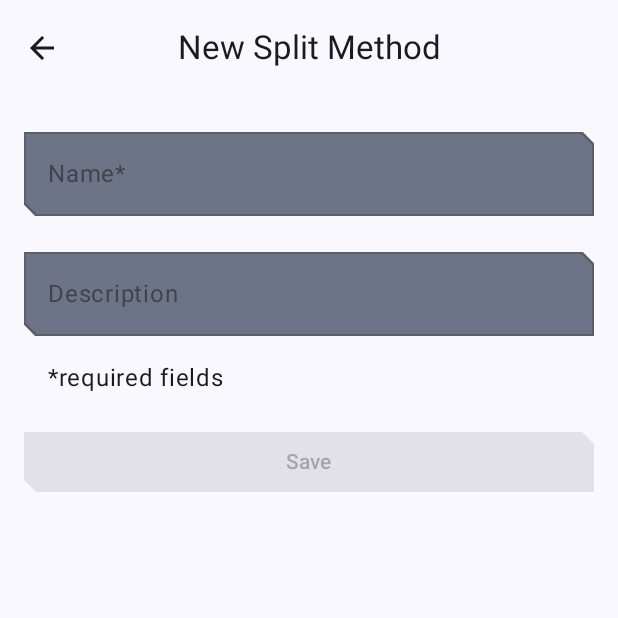
After one commit to tremblay95/bill-split-app, an Android app built with Jetpack Compose: the NewSplitMethodScreen screen opened through its navigation route, on a phone screen of 412 x 824 dp, the top half of it. The commit adds this screen. Run offline under Robolectric (Android 15) with nearby library versions, the phone set to English and light mode, and no system bars.

Commit message:
new split method screen initial setup

```diff
--- a/app/src/main/java/ca/tremblay95/billsplit/ui/home/HomeScreen.kt
+++ b/app/src/main/java/ca/tremblay95/billsplit/ui/home/HomeScreen.kt
@@ -51,7 +51,7 @@ fun HomeScreen(
     navigateToCreateSplitScreen: () -> Unit,
     navigateToSplitDetailsScreen: (Int) -> Unit,
     modifier: Modifier = Modifier,
-    viewModel : HomeViewModel = viewModel()
+    viewModel : HomeViewModel = viewModel() // TODO: use viewmodel factory
 ) {
     val homeUiState = viewModel.homeUiState
     val scrollBehaviour = TopAppBarDefaults.enterAlwaysScrollBehavior()
@@ -67,9 +67,7 @@ fun HomeScreen(
         },
         floatingActionButton = {
             FloatingActionButton(
-                onClick = {
-                    TODO("Not yet implemented")
-                },
+                onClick = navigateToCreateSplitScreen,
                 shape = MaterialTheme.shapes.medium,
                 modifier = modifier.padding(dimensionResource(R.dimen.padding_large))
             ) {
--- a/app/src/main/java/ca/tremblay95/billsplit/ui/model/SplitMethod.kt
+++ b/app/src/main/java/ca/tremblay95/billsplit/ui/model/SplitMethod.kt
@@ -1,9 +1,12 @@
 package ca.tremblay95.billsplit.ui.model
 
+// TODO: Rename to SplitMethodDetails
 data class SplitMethod(
-    val id: Int,
-    val name: String,
-    val description: String,
+    val id: Int = 0,
+    val name: String = "",
+    val description: String = "",
     val splitOperation: SplitOperation? = null // TODO: Make this non-nullable
     // TODO: Complete this class
 )
+
+// TODO: extension functions for going between the ui model and the data model
--- a/app/src/main/java/ca/tremblay95/billsplit/ui/navigation/BillSplitNavGraph.kt
+++ b/app/src/main/java/ca/tremblay95/billsplit/ui/navigation/BillSplitNavGraph.kt
@@ -7,6 +7,8 @@ import androidx.navigation.compose.NavHost
 import androidx.navigation.compose.composable
 import ca.tremblay95.billsplit.ui.home.HomeScreen
 import ca.tremblay95.billsplit.ui.home.HomeScreenDestination
+import ca.tremblay95.billsplit.ui.split.NewSplitMethodDestination
+import ca.tremblay95.billsplit.ui.split.NewSplitMethodScreen
 
 @Composable
 fun BillSplitNavHost(
@@ -21,12 +23,18 @@ fun BillSplitNavHost(
         composable(HomeScreenDestination.route) {
             HomeScreen(
                 navigateToCreateSplitScreen = {
-//                    navController.navigate("") // TODO: CreateSplitScreen.route
+                    navController.navigate(NewSplitMethodDestination.route)
                 },
                 navigateToSplitDetailsScreen = {
 //                    navController.navigate("") // TODO: SplitDetailsScreen.route
                 }
             )
         }
+        composable(NewSplitMethodDestination.route) {
+            NewSplitMethodScreen(
+                navigateToEditSplitMethod = {},
+                onNavigateUp = { navController.navigateUp() }
+            )
+        }
     }
 }
--- /dev/null
+++ b/app/src/main/java/ca/tremblay95/billsplit/ui/split/NewSplitMethodScreen.kt
@@ -0,0 +1,174 @@
+package ca.tremblay95.billsplit.ui.split
+
+import androidx.compose.foundation.layout.Arrangement
+import androidx.compose.foundation.layout.Column
+import androidx.compose.foundation.layout.calculateEndPadding
+import androidx.compose.foundation.layout.calculateStartPadding
+import androidx.compose.foundation.layout.fillMaxWidth
+import androidx.compose.foundation.layout.padding
+import androidx.compose.foundation.rememberScrollState
+import androidx.compose.foundation.verticalScroll
+import androidx.compose.material3.Button
+import androidx.compose.material3.ExperimentalMaterial3Api
+import androidx.compose.material3.MaterialTheme
+import androidx.compose.material3.OutlinedTextField
+import androidx.compose.material3.OutlinedTextFieldDefaults
+import androidx.compose.material3.Scaffold
+import androidx.compose.material3.Text
+import androidx.compose.runtime.Composable
+import androidx.compose.runtime.rememberCoroutineScope
+import androidx.compose.ui.Modifier
+import androidx.compose.ui.platform.LocalLayoutDirection
+import androidx.compose.ui.res.dimensionResource
+import androidx.compose.ui.res.stringResource
+import androidx.compose.ui.tooling.preview.Preview
+import androidx.lifecycle.viewmodel.compose.viewModel
+import ca.tremblay95.billsplit.R
+import ca.tremblay95.billsplit.ui.BillSplitTopBar
+import ca.tremblay95.billsplit.ui.model.SplitMethod
+import ca.tremblay95.billsplit.ui.navigation.NavigationDestination
+import ca.tremblay95.billsplit.ui.theme.BillSplitAppTheme
+import kotlinx.coroutines.launch
+
+object NewSplitMethodDestination : NavigationDestination {
+    override val route : String = "new_method"
+    override val titleResource : Int = R.string.new_method_title
+}
+
+@OptIn(ExperimentalMaterial3Api::class)
+@Composable
+fun NewSplitMethodScreen(
+    navigateToEditSplitMethod : () -> Unit,
+    onNavigateUp : () -> Unit,
+    canNavigateBack : Boolean = true,
+    viewModel : NewSplitMethodViewModel = viewModel() // TODO: use viewmodel factory
+) {
+    val coroutineScope = rememberCoroutineScope()
+
+    Scaffold(
+        topBar = {
+            BillSplitTopBar(
+                title = stringResource(NewSplitMethodDestination.titleResource),
+                canNavigateBack = canNavigateBack,
+                navigateUp = onNavigateUp
+            )
+        }
+    ) { innerPadding ->
+        NewSplitMethodBody(
+            methodUiState = viewModel.methodUiState,
+            onMethodValueChange = viewModel::updateUiState,
+            onSaveClick = {
+                coroutineScope.launch {
+                    viewModel.saveSplitMethod()
+                    navigateToEditSplitMethod()
+                }
+            },
+            modifier = Modifier
+                .padding(
+                    start = innerPadding.calculateStartPadding(LocalLayoutDirection.current),
+                    end = innerPadding.calculateEndPadding(LocalLayoutDirection.current),
+                    top = innerPadding.calculateTopPadding()
+                )
+                .verticalScroll(rememberScrollState())
+                .fillMaxWidth()
+        )
+    }
+}
+
+@Composable
+fun NewSplitMethodBody(
+    methodUiState : MethodUiState,
+    onMethodValueChange : (SplitMethod) -> Unit,
+    onSaveClick : () -> Unit,
+    modifier : Modifier = Modifier
+) {
+    Column(
+        verticalArrangement = Arrangement.spacedBy(dimensionResource(R.dimen.padding_large)),
+        modifier = modifier.padding(dimensionResource(R.dimen.padding_medium))
+    ) {
+        MethodInputForm(
+            methodDetails = methodUiState.methodDetails,
+            onValueChange = onMethodValueChange,
+            modifier = Modifier.fillMaxWidth()
+        )
+        Button(
+            onClick = onSaveClick,
+            enabled = methodUiState.isEntryValid,
+            shape = MaterialTheme.shapes.small,
+            modifier = Modifier.fillMaxWidth()
+        ) {
+            Text(stringResource(R.string.save_action))
+        }
+    }
+}
+
+@Composable
+fun MethodInputForm(
+    methodDetails : SplitMethod,
+    onValueChange : (SplitMethod) -> Unit = {},
+    enabled : Boolean = true,
+    modifier : Modifier
+) {
+    Column(
+        modifier = modifier,
+        verticalArrangement = Arrangement.spacedBy(dimensionResource(R.dimen.padding_medium))
+    ) {
+        OutlinedTextField(
+            value = methodDetails.name,
+            onValueChange = {
+                onValueChange(methodDetails.copy(name = it))
+            },
+            label = {
+                Text(stringResource(R.string.name_required))
+            },
+            colors = OutlinedTextFieldDefaults.colors(
+                focusedContainerColor = MaterialTheme.colorScheme.secondaryContainer,
+                unfocusedContainerColor = MaterialTheme.colorScheme.secondaryContainer,
+                disabledContainerColor = MaterialTheme.colorScheme.secondaryContainer,
+            ),
+            modifier = Modifier.fillMaxWidth(),
+            enabled = enabled,
+            singleLine = true
+        )
+        OutlinedTextField(
+            value = methodDetails.description,
+            onValueChange = {
+                onValueChange(methodDetails.copy(description = it))
+            },
+            label = {
+                Text(stringResource(R.string.description))
+            },
+            colors = OutlinedTextFieldDefaults.colors(
+                focusedContainerColor = MaterialTheme.colorScheme.secondaryContainer,
+                unfocusedContainerColor = MaterialTheme.colorScheme.secondaryContainer,
+                disabledContainerColor = MaterialTheme.colorScheme.secondaryContainer,
+            ),
+            modifier = Modifier.fillMaxWidth(),
+            enabled = enabled,
+            maxLines = 5
+        )
+        if (enabled) {
+            Text(
+                text = stringResource(R.string.required_fields),
+                modifier = Modifier.padding(start = dimensionResource(R.dimen.padding_medium))
+            )
+        }
+    }
+}
+
+@Preview(showBackground = true)
+@Composable
+fun NewSplitMethodPreview() {
+    BillSplitAppTheme {
+        NewSplitMethodBody(
+            methodUiState = MethodUiState(
+                SplitMethod(
+                    name = "Split Preview",
+                    description = "Lorem ipsum dolor sit amet, consectetur adipiscing elit. Morbi porta dignissim quam vitae imperdiet. Mauris vestibulum quam ut neque venenatis, sed mattis odio gravida. Vivamus iaculis dictum tortor, accumsan mattis mauris fermentum sodales. Curabitur feugiat est id venenatis posuere. Cras eget hendrerit mauris, tempus semper quam. Fusce iaculis vehicula ex sit amet placerat."
+                )
+            ),
+            onMethodValueChange = {},
+            onSaveClick = {}
+        )
+    }
+}
--- /dev/null
+++ b/app/src/main/java/ca/tremblay95/billsplit/ui/split/NewSplitMethodViewModel.kt
@@ -0,0 +1,37 @@
+package ca.tremblay95.billsplit.ui.split
+
+import androidx.compose.runtime.getValue
+import androidx.compose.runtime.mutableStateOf
+import androidx.compose.runtime.setValue
+import androidx.lifecycle.ViewModel
+import ca.tremblay95.billsplit.ui.model.SplitMethod
+
+// TODO: pass in split repository
+class NewSplitMethodViewModel : ViewModel() {
+    var methodUiState by mutableStateOf(MethodUiState())
+        private set
+
+    fun updateUiState(methodDetails : SplitMethod) {
+        methodUiState = MethodUiState(
+            methodDetails = methodDetails,
+            isEntryValid = validateInput(methodDetails)
+        )
+    }
+
+    suspend fun saveSplitMethod() {
+        if (validateInput()) {
+            // TODO: make call to split repository
+        }
+    }
+
+    private fun validateInput(uiState : SplitMethod = methodUiState.methodDetails) : Boolean {
+        return with(uiState) {
+            name.isNotBlank() // do we need to ensure there's always a description?
+        }
+    }
+}
+
+data class MethodUiState(
+    val methodDetails : SplitMethod = SplitMethod(),
+    val isEntryValid : Boolean = false
+)
--- a/app/src/main/res/values/dimens.xml
+++ b/app/src/main/res/values/dimens.xml
@@ -1,5 +1,6 @@
 <?xml version="1.0" encoding="utf-8"?>
 <resources>
     <dimen name="padding_large">20.dp</dimen>
+    <dimen name="padding_medium">16.dp</dimen>
     <dimen name="padding_small">8.dp</dimen>
 </resources>
--- a/app/src/main/res/values/strings.xml
+++ b/app/src/main/res/values/strings.xml
@@ -3,4 +3,9 @@
     <string name="back_button">Back</string>
     <string name="create_split_title">New Split</string>
     <string name="no_splits_description">You have no splits.\nTap + to create one.</string>
+    <string name="new_method_title">New Split Method</string>
+    <string name="save_action">Save</string>
+    <string name="name_required">Name*</string>
+    <string name="description">Description</string>
+    <string name="required_fields">*required fields</string>
 </resources>
```
